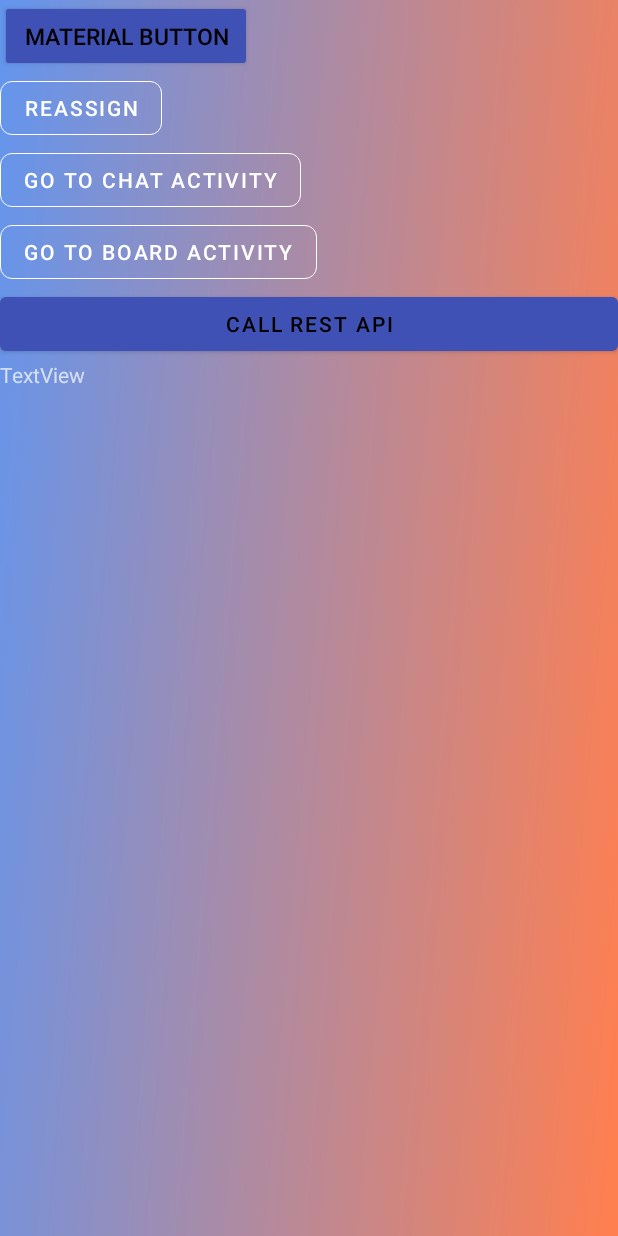
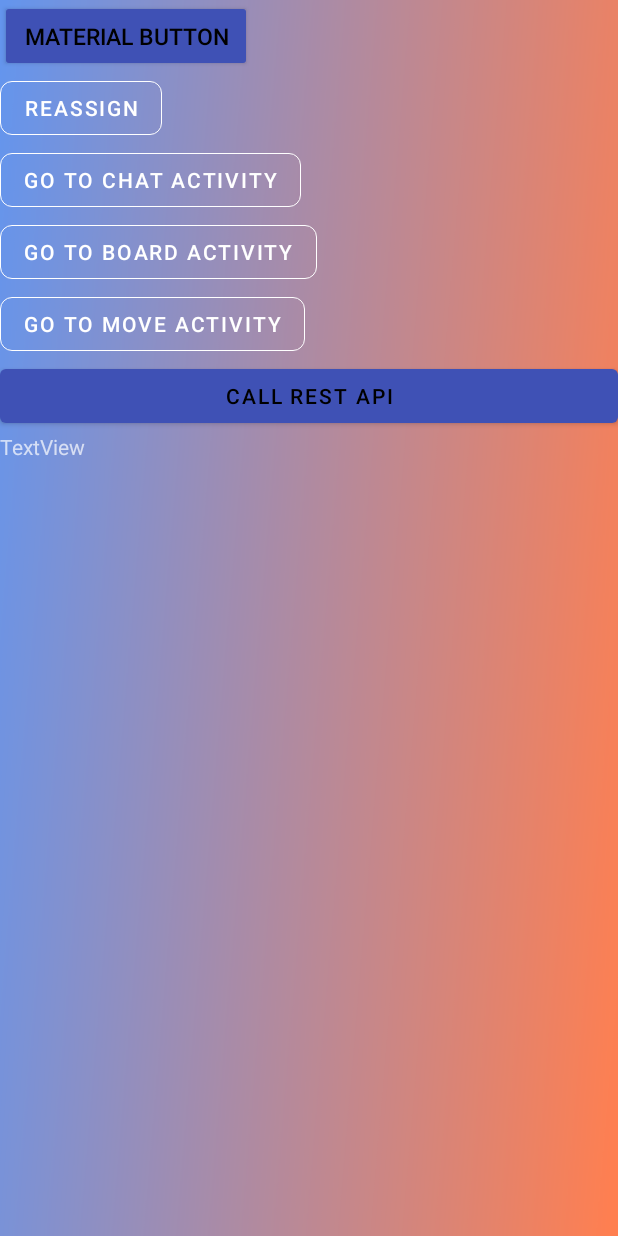
Before and after one commit to ducciomugnaini/four_in_row, an Android app: the screen it shows after launch (MenuActivity), on a phone screen of 412 x 824 dp. Run offline under Robolectric (Android 15) with nearby library versions, the phone set to English and light mode, and no system bars; libraries missing offline, so code that uses them is left out: com.orhanobut.logger; 1 statement that could not run was skipped.

Commit message:
[FIR-9] Android - Montare la pagina iniziale di menù - circle moving scaffolding defined

```diff
--- a/four_in_row_frontend/app/build.gradle
+++ b/four_in_row_frontend/app/build.gradle
@@ -37,4 +37,6 @@ dependencies {
 
     implementation 'androidx.appcompat:appcompat:1.2.0'
     implementation 'com.google.android.material:material:1.3.0'
+
+    implementation 'com.orhanobut:logger:2.2.0'
 }
--- a/four_in_row_frontend/app/src/main/AndroidManifest.xml
+++ b/four_in_row_frontend/app/src/main/AndroidManifest.xml
@@ -13,7 +13,8 @@
         android:supportsRtl="true"
         android:theme="@style/AppTheme"
         android:usesCleartextTraffic="true">
-        <activity android:name=".activities.BoardActivity"></activity>
+        <activity android:name=".activities.MoveEffectActivity"></activity>
+        <activity android:name=".activities.BoardActivity" />
         <activity
             android:name=".activities.SplashActivity"
             android:theme="@style/SplashTheme">
--- a/four_in_row_frontend/app/src/main/java/com/softly/activities/BoardActivity.java
+++ b/four_in_row_frontend/app/src/main/java/com/softly/activities/BoardActivity.java
@@ -16,6 +16,7 @@ import android.widget.GridLayout;
 import android.widget.ImageView;
 import android.widget.Toast;
 
+import com.orhanobut.logger.Logger;
 import com.softly.R;
 
 import java.util.ArrayList;
@@ -33,6 +34,8 @@ public class BoardActivity extends AppCompatActivity {
 
         gridLayoutBoard = findViewById(R.id.layout_board);
         structureBoard = SetupBoard(6, 7);
+
+        Logger.d("Hello");
     }
 
     private ArrayList<ArrayList<ImageView>> SetupBoard(int rows, int columns) {
--- a/four_in_row_frontend/app/src/main/java/com/softly/activities/MenuActivity.java
+++ b/four_in_row_frontend/app/src/main/java/com/softly/activities/MenuActivity.java
@@ -4,6 +4,9 @@ import android.content.Intent;
 import android.os.Bundle;
 import android.widget.Button;
 import androidx.appcompat.app.AppCompatActivity;
+
+import com.orhanobut.logger.AndroidLogAdapter;
+import com.orhanobut.logger.Logger;
 import com.softly.R;
 import com.softly.structures.Grid;
 import com.softly.utilities.network.NetworkUtility;
@@ -25,6 +28,16 @@ public class MenuActivity extends AppCompatActivity {
         btnGoToBoard.setOnClickListener(v -> {
             Intent intent = new Intent(MenuActivity.this, BoardActivity.class);
             startActivity(intent);
+
+            Logger.d("btnGoToBoard");
+        });
+
+        Button btnGoToMove = findViewById(R.id.btn_go_move);
+        btnGoToMove.setOnClickListener(v -> {
+            Intent intent = new Intent(MenuActivity.this, MoveEffectActivity.class);
+            startActivity(intent);
+
+            Logger.d("btnGoToMove");
         });
 
         Button restButton = findViewById(R.id.btn_callRest);
--- a/four_in_row_frontend/app/src/main/java/com/softly/activities/SplashActivity.java
+++ b/four_in_row_frontend/app/src/main/java/com/softly/activities/SplashActivity.java
@@ -3,6 +3,9 @@ package com.softly.activities;
 import android.content.Intent;
 import android.os.Bundle;
 import androidx.appcompat.app.AppCompatActivity;
+
+import com.orhanobut.logger.AndroidLogAdapter;
+import com.orhanobut.logger.Logger;
 
 public class SplashActivity extends AppCompatActivity {
 
@@ -10,6 +13,9 @@ public class SplashActivity extends AppCompatActivity {
     protected void onCreate(Bundle savedInstanceState) {
         super.onCreate(savedInstanceState);
         startActivity(new Intent(this, MenuActivity.class));
+
+        Logger.addLogAdapter(new AndroidLogAdapter());
+
         finish();
     }
 }
--- a/four_in_row_frontend/app/src/main/res/layout/activity_menu.xml
+++ b/four_in_row_frontend/app/src/main/res/layout/activity_menu.xml
@@ -74,6 +74,19 @@
             app:strokeWidth="0.8dp" />
 
         <com.google.android.material.button.MaterialButton
+            android:id="@+id/btn_go_move"
+            style="@style/Widget.MaterialComponents.Button.OutlinedButton"
+            android:layout_width="wrap_content"
+            android:layout_height="wrap_content"
+            android:text="Go to Move Activity"
+            android:textColor="@color/cardview_light_background"
+            app:cornerRadius="8dp"
+            app:layout_constraintBottom_toBottomOf="parent"
+            app:layout_constraintEnd_toEndOf="parent"
+            app:strokeColor="@color/cardview_light_background"
+            app:strokeWidth="0.8dp" />
+
+        <com.google.android.material.button.MaterialButton
             android:id="@+id/btn_callRest"
             android:layout_width="match_parent"
             android:layout_height="wrap_content"
```
Also changed, not shown: four_in_row_frontend/app/src/main/java/com/softly/activities/MoveEffectActivity.java (added, +65 -0 lines), four_in_row_frontend/app/src/main/res/layout/activity_move_effect.xml (added, +14 -0 lines), 1 other file.
